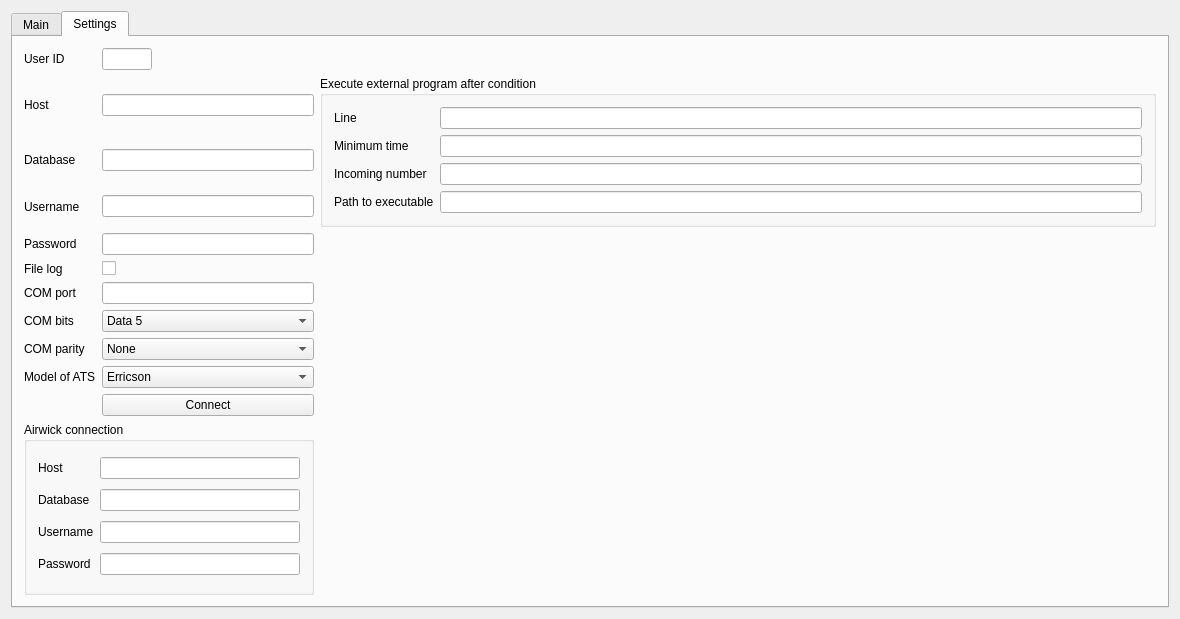
This is ATS/dlgmain.ui in End1-1/Resort as Qt 5 draws it before an edit. The edited form follows.
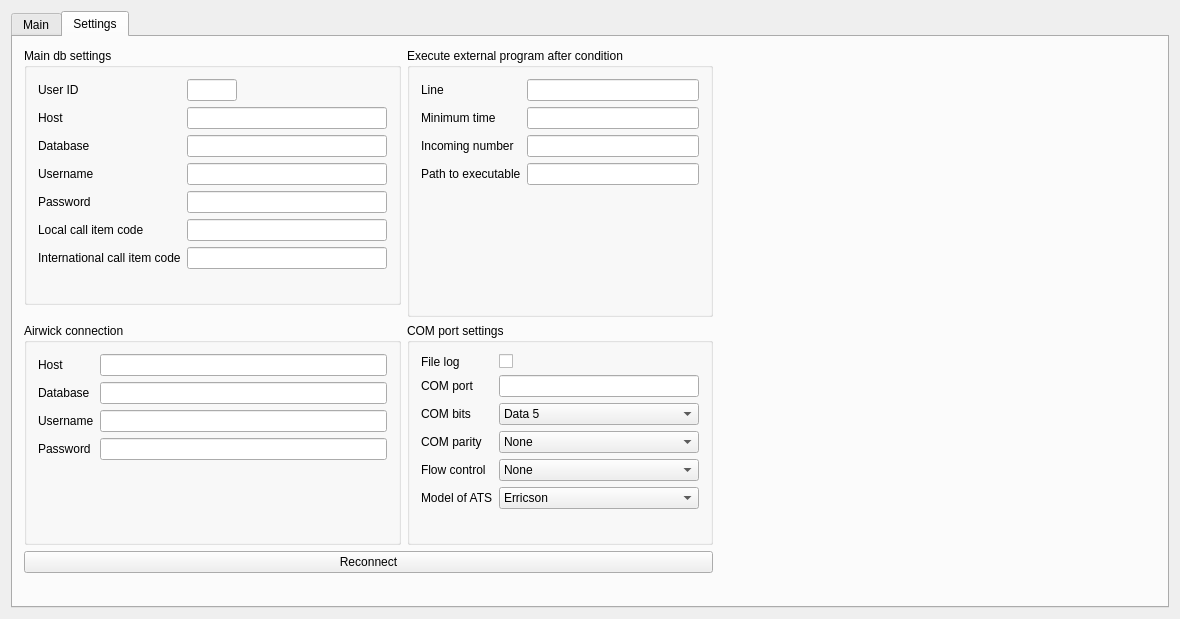
This is the edited form. The open tabs and pages were chosen to show the change.

What changed in the file:
```diff
--- a/ATS/dlgmain.ui
+++ b/ATS/dlgmain.ui
@@ -29,6 +29,9 @@
          <property name="focusPolicy">
           <enum>Qt::ClickFocus</enum>
          </property>
+         <property name="editTriggers">
+          <set>QAbstractItemView::NoEditTriggers</set>
+         </property>
          <column>
           <property name="text">
            <string>ID</string>
@@ -112,51 +115,7 @@
        <string>Settings</string>
       </attribute>
       <layout class="QGridLayout" name="gridLayout">
-       <item row="0" column="1">
-        <widget class="QLineEdit" name="leUserId">
-         <property name="maximumSize">
-          <size>
-           <width>50</width>
-           <height>16777215</height>
-          </size>
-         </property>
-        </widget>
-       </item>
-       <item row="4" column="1">
-        <widget class="QLineEdit" name="lePassword">
-         <property name="minimumSize">
-          <size>
-           <width>200</width>
-           <height>0</height>
-          </size>
-         </property>
-        </widget>
-       </item>
-       <item row="2" column="0">
-        <widget class="QLabel" name="label_3">
-         <property name="text">
-          <string>Database</string>
-         </property>
-        </widget>
-       </item>
-       <item row="4" column="0">
-        <widget class="QLabel" name="label_5">
-         <property name="text">
-          <string>Password</string>
-         </property>
-        </widget>
-       </item>
-       <item row="6" column="1">
-        <widget class="QLineEdit" name="leATSPort">
-         <property name="minimumSize">
-          <size>
-           <width>200</width>
-           <height>0</height>
-          </size>
-         </property>
-        </widget>
-       </item>
-       <item row="0" column="3">
+       <item row="3" column="3">
         <spacer name="horizontalSpacer">
          <property name="orientation">
           <enum>Qt::Horizontal</enum>
@@ -169,103 +128,7 @@
          </property>
         </spacer>
        </item>
-       <item row="6" column="0">
-        <widget class="QLabel" name="label_8">
-         <property name="text">
-          <string>COM port</string>
-         </property>
-        </widget>
-       </item>
-       <item row="10" column="1">
-        <widget class="QPushButton" name="btnReconnect">
-         <property name="focusPolicy">
-          <enum>Qt::ClickFocus</enum>
-         </property>
-         <property name="text">
-          <string>Connect</string>
-         </property>
-        </widget>
-       </item>
-       <item row="1" column="0">
-        <widget class="QLabel" name="label_2">
-         <property name="text">
-          <string>Host</string>
-         </property>
-        </widget>
-       </item>
-       <item row="5" column="1">
-        <widget class="QCheckBox" name="chFileLog">
-         <property name="text">
-          <string/>
-         </property>
-        </widget>
-       </item>
-       <item row="3" column="0">
-        <widget class="QLabel" name="label_4">
-         <property name="text">
-          <string>Username</string>
-         </property>
-        </widget>
-       </item>
-       <item row="3" column="1">
-        <widget class="QLineEdit" name="leUsername">
-         <property name="minimumSize">
-          <size>
-           <width>200</width>
-           <height>0</height>
-          </size>
-         </property>
-        </widget>
-       </item>
-       <item row="5" column="0">
-        <widget class="QLabel" name="label_6">
-         <property name="text">
-          <string>File log</string>
-         </property>
-        </widget>
-       </item>
-       <item row="2" column="1">
-        <widget class="QLineEdit" name="leDb">
-         <property name="minimumSize">
-          <size>
-           <width>200</width>
-           <height>0</height>
-          </size>
-         </property>
-        </widget>
-       </item>
-       <item row="1" column="1">
-        <widget class="QLineEdit" name="leHost">
-         <property name="minimumSize">
-          <size>
-           <width>200</width>
-           <height>0</height>
-          </size>
-         </property>
-        </widget>
-       </item>
-       <item row="9" column="1">
-        <widget class="QComboBox" name="cbATS">
-         <item>
-          <property name="text">
-           <string>Erricson</string>
-          </property>
-         </item>
-         <item>
-          <property name="text">
-           <string>New</string>
-          </property>
-         </item>
-        </widget>
-       </item>
-       <item row="9" column="0">
-        <widget class="QLabel" name="label_7">
-         <property name="text">
-          <string>Model of ATS</string>
-         </property>
-        </widget>
-       </item>
-       <item row="11" column="3">
+       <item row="8" column="3">
         <spacer name="verticalSpacer">
          <property name="orientation">
           <enum>Qt::Vertical</enum>
@@ -279,70 +142,19 @@
         </spacer>
        </item>
        <item row="8" column="1">
-        <widget class="QComboBox" name="cbComParity">
-         <item>
-          <property name="text">
-           <string>None</string>
-          </property>
-         </item>
-         <item>
-          <property name="text">
-           <string>Even</string>
-          </property>
-         </item>
-         <item>
-          <property name="text">
-           <string>Odd</string>
-          </property>
-         </item>
-        </widget>
-       </item>
-       <item row="0" column="0">
-        <widget class="QLabel" name="label">
-         <property name="text">
-          <string>User ID</string>
+        <spacer name="verticalSpacer_2">
+         <property name="orientation">
+          <enum>Qt::Vertical</enum>
          </property>
-        </widget>
-       </item>
-       <item row="7" column="0">
-        <widget class="QLabel" name="label_9">
-         <property name="text">
-          <string>COM bits</string>
+         <property name="sizeHint" stdset="0">
+          <size>
+           <width>20</width>
+           <height>40</height>
+          </size>
          </property>
-        </widget>
+        </spacer>
        </item>
-       <item row="7" column="1">
-        <widget class="QComboBox" name="cbComData">
-         <item>
-          <property name="text">
-           <string>Data 5</string>
-          </property>
-         </item>
-         <item>
-          <property name="text">
-           <string>Data 6</string>
-          </property>
-         </item>
-         <item>
-          <property name="text">
-           <string>Data 7</string>
-          </property>
-         </item>
-         <item>
-          <property name="text">
-           <string>Data 8</string>
-          </property>
-         </item>
-        </widget>
-       </item>
-       <item row="8" column="0">
-        <widget class="QLabel" name="label_10">
-         <property name="text">
-          <string>COM parity</string>
-         </property>
-        </widget>
-       </item>
-       <item row="1" column="2" rowspan="3" colspan="2">
+       <item row="0" column="2" rowspan="3">
         <widget class="QGroupBox" name="groupBox">
          <property name="title">
           <string>Execute external program after condition</string>
@@ -369,29 +181,175 @@
             </property>
            </widget>
           </item>
+          <item row="1" column="0">
+           <widget class="QLabel" name="label_14">
+            <property name="text">
+             <string>Minimum time</string>
+            </property>
+           </widget>
+          </item>
+          <item row="0" column="1">
+           <widget class="QLineEdit" name="leLine"/>
+          </item>
           <item row="3" column="1">
            <widget class="QLineEdit" name="lePathToExecutable"/>
           </item>
           <item row="2" column="1">
            <widget class="QLineEdit" name="leIncomingNumber"/>
           </item>
-          <item row="0" column="1">
-           <widget class="QLineEdit" name="leLine"/>
-          </item>
           <item row="1" column="1">
            <widget class="QLineEdit" name="leTime"/>
           </item>
+          <item row="4" column="1">
+           <spacer name="verticalSpacer_6">
+            <property name="orientation">
+             <enum>Qt::Vertical</enum>
+            </property>
+            <property name="sizeHint" stdset="0">
+             <size>
+              <width>20</width>
+              <height>40</height>
+             </size>
+            </property>
+           </spacer>
+          </item>
+         </layout>
+        </widget>
+       </item>
+       <item row="0" column="1">
+        <widget class="QGroupBox" name="groupBox_3">
+         <property name="minimumSize">
+          <size>
+           <width>0</width>
+           <height>50</height>
+          </size>
+         </property>
+         <property name="title">
+          <string>Main db settings</string>
+         </property>
+         <layout class="QGridLayout" name="gridLayout_5">
           <item row="1" column="0">
-           <widget class="QLabel" name="label_14">
+           <widget class="QLabel" name="label_2">
             <property name="text">
-             <string>Minimum time</string>
+             <string>Host</string>
             </property>
            </widget>
           </item>
+          <item row="4" column="0">
+           <widget class="QLabel" name="label_5">
+            <property name="text">
+             <string>Password</string>
+            </property>
+           </widget>
+          </item>
+          <item row="2" column="0">
+           <widget class="QLabel" name="label_3">
+            <property name="text">
+             <string>Database</string>
+            </property>
+           </widget>
+          </item>
+          <item row="3" column="0">
+           <widget class="QLabel" name="label_4">
+            <property name="text">
+             <string>Username</string>
+            </property>
+           </widget>
+          </item>
+          <item row="4" column="1">
+           <widget class="QLineEdit" name="lePassword">
+            <property name="minimumSize">
+             <size>
+              <width>200</width>
+              <height>0</height>
+             </size>
+            </property>
+           </widget>
+          </item>
+          <item row="2" column="1">
+           <widget class="QLineEdit" name="leDb">
+            <property name="minimumSize">
+             <size>
+              <width>200</width>
+              <height>0</height>
+             </size>
+            </property>
+           </widget>
+          </item>
+          <item row="3" column="1">
+           <widget class="QLineEdit" name="leUsername">
+            <property name="minimumSize">
+             <size>
+              <width>200</width>
+              <height>0</height>
+             </size>
+            </property>
+           </widget>
+          </item>
+          <item row="1" column="1">
+           <widget class="QLineEdit" name="leHost">
+            <property name="minimumSize">
+             <size>
+              <width>200</width>
+              <height>0</height>
+             </size>
+            </property>
+           </widget>
+          </item>
+          <item row="7" column="1">
+           <spacer name="verticalSpacer_5">
+            <property name="orientation">
+             <enum>Qt::Vertical</enum>
+            </property>
+            <property name="sizeHint" stdset="0">
+             <size>
+              <width>20</width>
+              <height>40</height>
+             </size>
+            </property>
+           </spacer>
+          </item>
+          <item row="5" column="0">
+           <widget class="QLabel" name="label_20">
+            <property name="text">
+             <string>Local call item code</string>
+            </property>
+           </widget>
+          </item>
+          <item row="0" column="0">
+           <widget class="QLabel" name="label">
+            <property name="text">
+             <string>User ID</string>
+            </property>
+           </widget>
+          </item>
+          <item row="0" column="1">
+           <widget class="QLineEdit" name="leUserId">
+            <property name="maximumSize">
+             <size>
+              <width>50</width>
+              <height>16777215</height>
+             </size>
+            </property>
+           </widget>
+          </item>
+          <item row="6" column="0">
+           <widget class="QLabel" name="label_21">
+            <property name="text">
+             <string>International call item code</string>
+            </property>
+           </widget>
+          </item>
+          <item row="5" column="1">
+           <widget class="QLineEdit" name="leIntCallItemCode"/>
+          </item>
+          <item row="6" column="1">
+           <widget class="QLineEdit" name="leOutCallItemCode"/>
+          </item>
          </layout>
         </widget>
        </item>
-       <item row="11" column="0" colspan="2">
+       <item row="3" column="1">
         <widget class="QGroupBox" name="groupAir">
          <property name="title">
           <string>Airwick connection</string>
@@ -404,16 +362,6 @@
             </property>
            </widget>
           </item>
-          <item row="0" column="1">
-           <widget class="QLineEdit" name="leAirHost">
-            <property name="minimumSize">
-             <size>
-              <width>200</width>
-              <height>0</height>
-             </size>
-            </property>
-           </widget>
-          </item>
           <item row="1" column="0">
            <widget class="QLabel" name="label_16">
             <property name="text">
@@ -421,8 +369,8 @@
             </property>
            </widget>
           </item>
-          <item row="1" column="1">
-           <widget class="QLineEdit" name="leAirDb">
+          <item row="0" column="1">
+           <widget class="QLineEdit" name="leAirHost">
             <property name="minimumSize">
              <size>
               <width>200</width>
@@ -431,6 +379,13 @@
             </property>
            </widget>
           </item>
+          <item row="3" column="0">
+           <widget class="QLabel" name="label_18">
+            <property name="text">
+             <string>Password</string>
+            </property>
+           </widget>
+          </item>
           <item row="2" column="0">
            <widget class="QLabel" name="label_17">
             <property name="text">
@@ -438,6 +393,16 @@
             </property>
            </widget>
           </item>
+          <item row="1" column="1">
+           <widget class="QLineEdit" name="leAirDb">
+            <property name="minimumSize">
+             <size>
+              <width>200</width>
+              <height>0</height>
+             </size>
+            </property>
+           </widget>
+          </item>
           <item row="2" column="1">
            <widget class="QLineEdit" name="leAirUser">
             <property name="minimumSize">
@@ -448,13 +413,6 @@
             </property>
            </widget>
           </item>
-          <item row="3" column="0">
-           <widget class="QLabel" name="label_18">
-            <property name="text">
-             <string>Password</string>
-            </property>
-           </widget>
-          </item>
           <item row="3" column="1">
            <widget class="QLineEdit" name="leAirPass">
             <property name="minimumSize">
@@ -465,9 +423,184 @@
             </property>
            </widget>
           </item>
+          <item row="4" column="1">
+           <spacer name="verticalSpacer_4">
+            <property name="orientation">
+             <enum>Qt::Vertical</enum>
+            </property>
+            <property name="sizeHint" stdset="0">
+             <size>
+              <width>20</width>
+              <height>40</height>
+             </size>
+            </property>
+           </spacer>
+          </item>
          </layout>
         </widget>
        </item>
+       <item row="3" column="2">
+        <widget class="QGroupBox" name="groupBox_2">
+         <property name="title">
+          <string>COM port settings</string>
+         </property>
+         <layout class="QGridLayout" name="gridLayout_4">
+          <item row="0" column="1">
+           <widget class="QCheckBox" name="chFileLog">
+            <property name="text">
+             <string/>
+            </property>
+           </widget>
+          </item>
+          <item row="1" column="1">
+           <widget class="QLineEdit" name="leATSPort">
+            <property name="minimumSize">
+             <size>
+              <width>200</width>
+              <height>0</height>
+             </size>
+            </property>
+           </widget>
+          </item>
+          <item row="2" column="0">
+           <widget class="QLabel" name="label_9">
+            <property name="text">
+             <string>COM bits</string>
+            </property>
+           </widget>
+          </item>
+          <item row="6" column="0">
+           <widget class="QLabel" name="label_7">
+            <property name="text">
+             <string>Model of ATS</string>
+            </property>
+           </widget>
+          </item>
+          <item row="1" column="0">
+           <widget class="QLabel" name="label_8">
+            <property name="text">
+             <string>COM port</string>
+            </property>
+           </widget>
+          </item>
+          <item row="6" column="1">
+           <widget class="QComboBox" name="cbATS">
+            <item>
+             <property name="text">
+              <string>Erricson</string>
+             </property>
+            </item>
+            <item>
+             <property name="text">
+              <string>New</string>
+             </property>
+            </item>
+           </widget>
+          </item>
+          <item row="2" column="1">
+           <widget class="QComboBox" name="cbComData">
+            <item>
+             <property name="text">
+              <string>Data 5</string>
+             </property>
+            </item>
+            <item>
+             <property name="text">
+              <string>Data 6</string>
+             </property>
+            </item>
+            <item>
+             <property name="text">
+              <string>Data 7</string>
+             </property>
+            </item>
+            <item>
+             <property name="text">
+              <string>Data 8</string>
+             </property>
+            </item>
+           </widget>
+          </item>
+          <item row="0" column="0">
+           <widget class="QLabel" name="label_6">
+            <property name="text">
+             <string>File log</string>
+            </property>
+           </widget>
+          </item>
+          <item row="5" column="1">
+           <widget class="QComboBox" name="cbComFlowControl">
+            <item>
+             <property name="text">
+              <string>None</string>
+             </property>
+            </item>
+            <item>
+             <property name="text">
+              <string>Hardware</string>
+             </property>
+            </item>
+           </widget>
+          </item>
+          <item row="3" column="1">
+           <widget class="QComboBox" name="cbComParity">
+            <item>
+             <property name="text">
+              <string>None</string>
+             </property>
+            </item>
+            <item>
+             <property name="text">
+              <string>Even</string>
+             </property>
+            </item>
+            <item>
+             <property name="text">
+              <string>Odd</string>
+             </property>
+            </item>
+           </widget>
+          </item>
+          <item row="3" column="0">
+           <widget class="QLabel" name="label_10">
+            <property name="text">
+             <string>COM parity</string>
+            </property>
+           </widget>
+          </item>
+          <item row="7" column="1">
+           <spacer name="verticalSpacer_3">
+            <property name="orientation">
+             <enum>Qt::Vertical</enum>
+            </property>
+            <property name="sizeHint" stdset="0">
+             <size>
+              <width>20</width>
+              <height>40</height>
+             </size>
+            </property>
+           </spacer>
+          </item>
+          <item row="5" column="0">
+           <widget class="QLabel" name="label_19">
+            <property name="text">
+             <string>Flow control</string>
+            </property>
+           </widget>
+          </item>
+         </layout>
+        </widget>
+       </item>
+       <item row="6" column="1" colspan="2">
+        <widget class="QPushButton" name="btnReconnect">
+         <property name="focusPolicy">
+          <enum>Qt::ClickFocus</enum>
+         </property>
+         <property name="text">
+          <string>Reconnect</string>
+         </property>
+        </widget>
+       </item>
       </layout>
      </widget>
     </widget>
```
Left out of the diff: 11 changed lines with no effect on the pictures.
